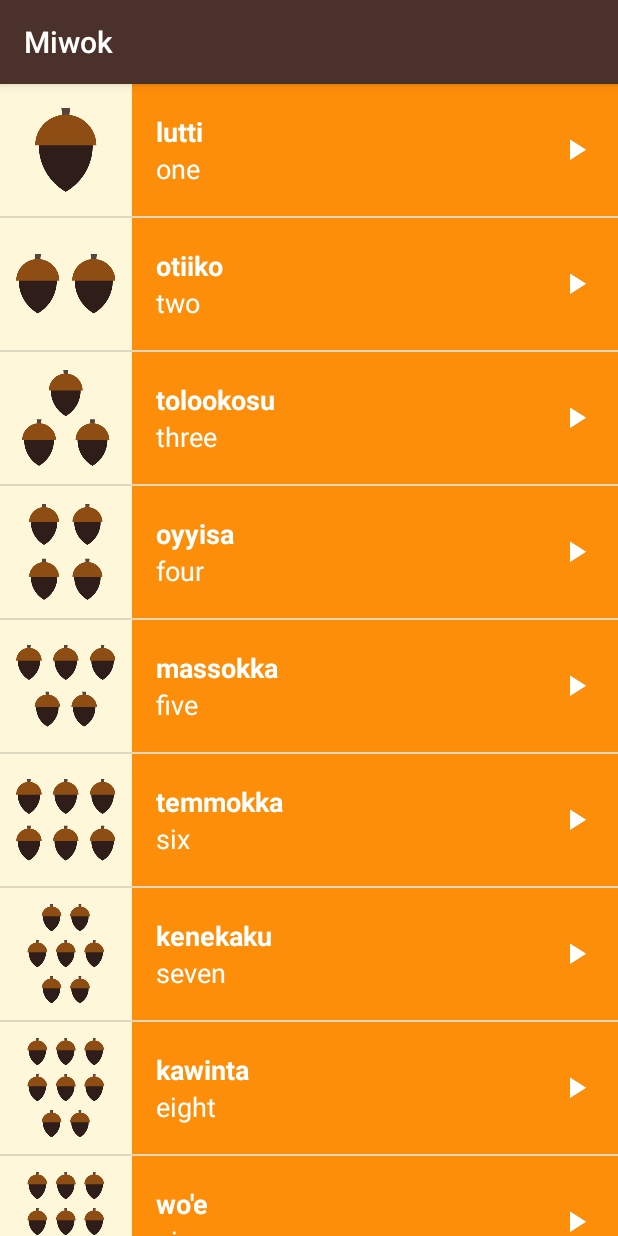
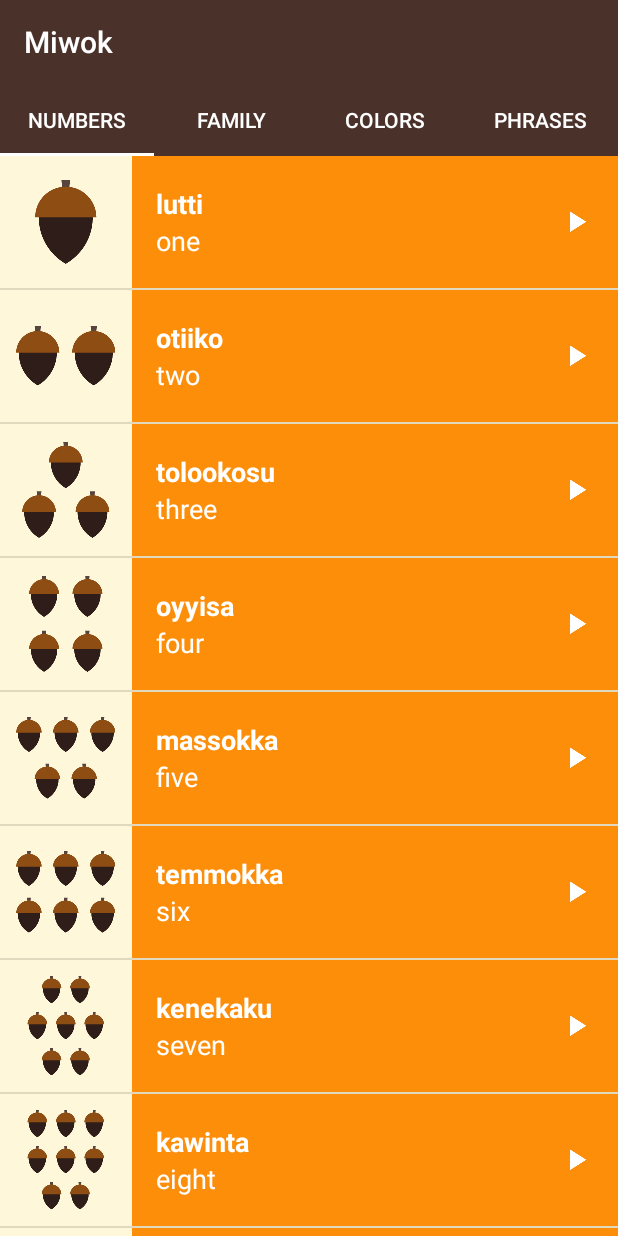
Before and after one commit to wuhyn/miwokApp, an Android app: the screen it shows after launch (MainActivity), on a phone screen of 412 x 824 dp. Run offline under Robolectric (Android 15) with nearby library versions, the phone set to English and light mode, and no system bars.

Commit message:
Add tab layout and link fragment

```diff
--- a/app/src/main/AndroidManifest.xml
+++ b/app/src/main/AndroidManifest.xml
@@ -21,7 +21,8 @@
         android:icon="@mipmap/ic_launcher"
         android:label="@string/app_name"
         android:supportsRtl="true"
-        android:theme="@style/AppTheme">
+        android:theme="@style/AppTheme"
+        >
         <activity android:name=".MainActivity">
             <intent-filter>
                 <action android:name="android.intent.action.MAIN" />
--- a/app/src/main/java/com/example/android/miwok/CategoryAdapter.java
+++ b/app/src/main/java/com/example/android/miwok/CategoryAdapter.java
@@ -1,13 +1,37 @@
 package com.example.android.miwok;
 
 
+import android.content.Context;
 import android.support.v4.app.Fragment;
 import android.support.v4.app.FragmentManager;
 import android.support.v4.app.FragmentPagerAdapter;
 
 public class CategoryAdapter extends FragmentPagerAdapter {
 
-    public CategoryAdapter(FragmentManager fm) { super(fm);}
+    private Context context;
+
+    public CategoryAdapter(FragmentManager fm, Context mContext) {
+        super(fm);
+        context = mContext;
+    }
+
+    @Override
+    public CharSequence getPageTitle(int position) {
+      //return super.getPageTitle(position);
+        if(position == 0){
+            return context.getResources().getString(R.string.category_numbers);
+        }
+        else if(position == 1){
+            return context.getResources().getString(R.string.category_family);
+        }
+        else if(position == 2){
+            return context.getResources().getString(R.string.category_colors);
+        }
+        else{
+            return context.getResources().getString(R.string.category_phrases);
+        }
+
+    }
 
     @Override
     public Fragment getItem(int position){
@@ -27,6 +51,6 @@ public class CategoryAdapter extends FragmentPagerAdapter {
 
     @Override
     public int getCount(){
-        return 5;
+        return 4;
     }
 }
--- a/app/src/main/java/com/example/android/miwok/MainActivity.java
+++ b/app/src/main/java/com/example/android/miwok/MainActivity.java
@@ -18,6 +18,7 @@ package com.example.android.miwok;
 import android.app.Activity;
 import android.content.Intent;
 import android.os.Bundle;
+import android.support.design.widget.TabLayout;
 import android.support.v4.view.ViewPager;
 import android.support.v7.app.AppCompatActivity;
 import android.view.View;
@@ -81,12 +82,19 @@ public class MainActivity extends AppCompatActivity {
         ViewPager viewPager = (ViewPager) findViewById(R.id.viewpager);
 
         // Create an adapter that knows which fragment should be shown on each page
-        CategoryAdapter adapter = new CategoryAdapter(getSupportFragmentManager());
+        CategoryAdapter adapter = new CategoryAdapter(getSupportFragmentManager(), getApplicationContext());
 
         // Set the adapter onto the view pager
         viewPager.setAdapter(adapter);
+
+        //Find the tab layout for switching tabs
+        TabLayout tabLayout = (TabLayout) findViewById(R.id.sliding_tabs);
+
+        //Link tab layout to view pager
+        tabLayout.setupWithViewPager(viewPager);
+
+        //Remove appbar shadow at the bottom
+        this.getSupportActionBar().setElevation(0);
     }
 
-
-
 }
--- a/app/src/main/res/layout/activity_main.xml
+++ b/app/src/main/res/layout/activity_main.xml
@@ -13,14 +13,25 @@
      See the License for the specific language governing permissions and
      limitations under the License.
 -->
-<LinearLayout
-    xmlns:android="http://schemas.android.com/apk/res/android"
+<LinearLayout xmlns:android="http://schemas.android.com/apk/res/android"
     xmlns:tools="http://schemas.android.com/tools"
     android:layout_width="match_parent"
     android:layout_height="match_parent"
+    xmlns:app="http://schemas.android.com/apk/res-auto"
     android:background="@color/tan_background"
     android:orientation="vertical"
     tools:context="com.example.android.miwok.MainActivity">
+
+
+    <!--Tab Layout-->
+    <android.support.design.widget.TabLayout
+        android:id="@+id/sliding_tabs"
+        style="@style/TabLayoutStyle"
+        android:layout_width="match_parent"
+        android:layout_height="wrap_content"
+        app:tabMode="fixed">
+
+    </android.support.design.widget.TabLayout>
 
     <android.support.v4.view.ViewPager
         android:id="@+id/viewpager"
--- a/app/src/main/res/values/strings.xml
+++ b/app/src/main/res/values/strings.xml
@@ -26,7 +26,7 @@
     <string name="category_numbers">Numbers</string>
 
     <!-- Category name for the vocabulary words for family members [CHAR LIMIT=20] -->
-    <string name="category_family">Family Members</string>
+    <string name="category_family">Family</string>
 
     <!-- TODO: Remove or change this placeholder text -->
     <string name="hello_blank_fragment">Hello blank fragment</string>
--- a/app/src/main/res/values/styles.xml
+++ b/app/src/main/res/values/styles.xml
@@ -30,4 +30,15 @@
         <item name="android:textStyle">bold</item>
         <item name="android:textAppearance">?android:textAppearanceMedium</item>
     </style>
+
+    <style name="TabLayoutStyle" parent="Widget.Design.TabLayout">
+        <item name="tabBackground">@color/primary_color</item>
+        <item name="tabIndicatorColor">#FFFFFF</item>
+        <item name="tabTextAppearance">@style/TabTextAppearanceStyle</item>
+        <item name="tabSelectedTextColor">#FFFFFF</item>
+    </style>
+
+    <style name="TabTextAppearanceStyle" parent="TextAppearance.Design.Tab">
+        <item name="android:textColor">#FFFFFF</item>
+    </style>
 </resources>
```
